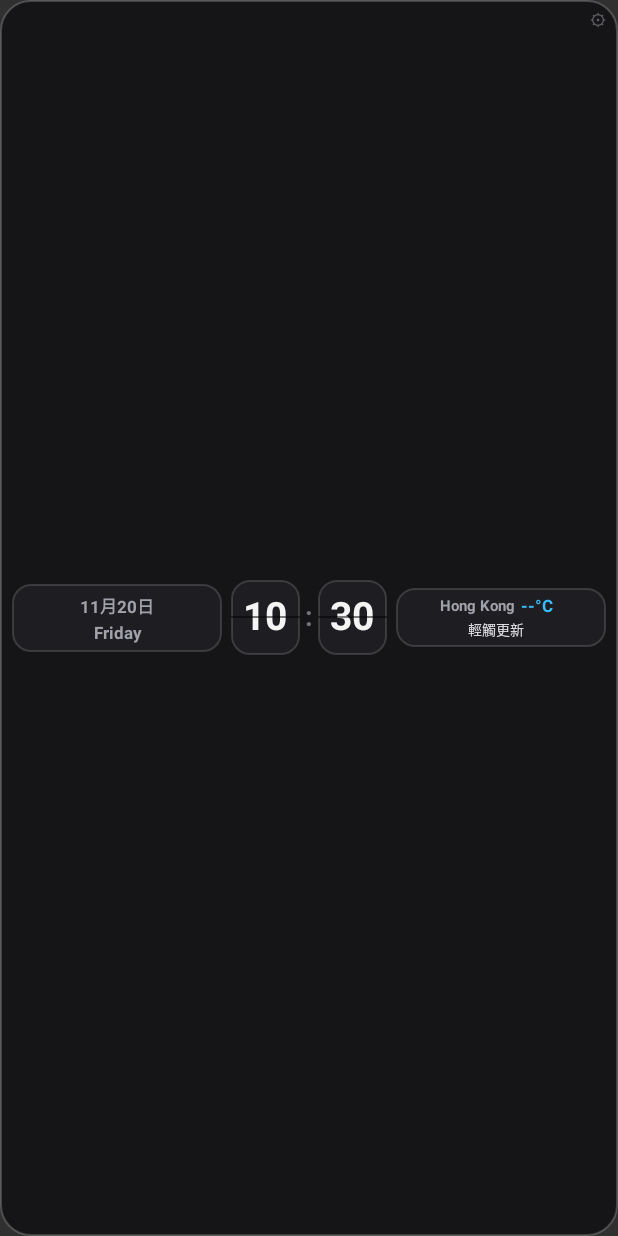
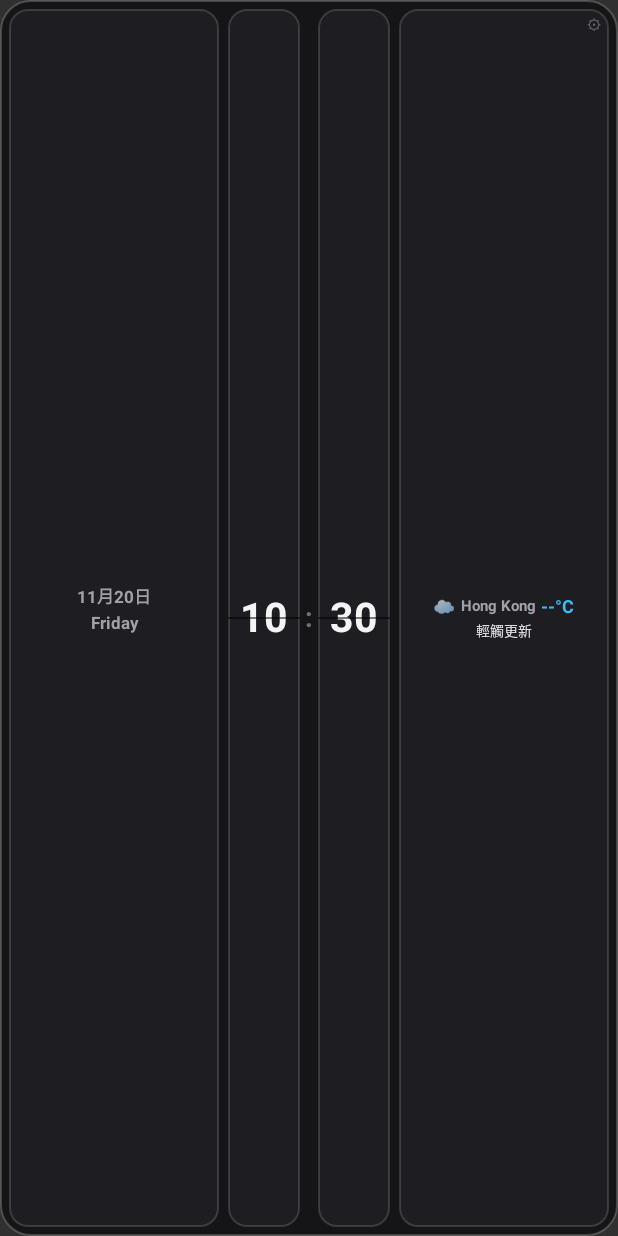
Before and after one commit to timlskforai-netizen/grok-flip-clock, an Android app built with Jetpack Compose: the layout widget_flip_clock_row.xml on its own in the app's theme, with its tools: preview values and no code run, on a phone screen of 412 x 824 dp. Run offline under Robolectric (Android 15) with nearby library versions, the phone set to English and light mode, and no system bars.

Commit message:
Refactor widget layout and update padding and sizes

```diff
--- a/app/src/main/res/layout/widget_flip_clock_row.xml
+++ b/app/src/main/res/layout/widget_flip_clock_row.xml
@@ -12,32 +12,17 @@
         android:scaleType="fitXY"
         android:src="@drawable/widget_bg" />
 
-    <!-- 右上角手動設定按鈕 -->
-    <TextView
-        android:id="@+id/widget_config_btn"
-        android:layout_width="22dp"
-        android:layout_height="22dp"
-        android:layout_gravity="top|end"
-        android:layout_margin="2dp"
-        android:gravity="center"
-        android:text="⚙"
-        android:textColor="#88A1A1AA"
-        android:textSize="11sp" />
-
     <LinearLayout
         android:layout_width="match_parent"
         android:layout_height="match_parent"
         android:gravity="center_vertical"
         android:orientation="horizontal"
-        android:paddingStart="8dp"
-        android:paddingTop="6dp"
-        android:paddingEnd="8dp"
-        android:paddingBottom="6dp">
+        android:padding="6dp">
 
-        <!-- 左欄：日期與星期（weight=1 確保時鐘精準置中） -->
+        <!-- 左欄：與時鐘等高嘅日期星期卡 -->
         <FrameLayout
             android:layout_width="0dp"
-            android:layout_height="wrap_content"
+            android:layout_height="match_parent"
             android:layout_marginEnd="6dp"
             android:layout_weight="1">
 
@@ -51,13 +36,10 @@
 
             <LinearLayout
                 android:layout_width="match_parent"
-                android:layout_height="wrap_content"
+                android:layout_height="match_parent"
                 android:gravity="center"
                 android:orientation="vertical"
-                android:paddingStart="6dp"
-                android:paddingTop="6dp"
-                android:paddingEnd="6dp"
-                android:paddingBottom="6dp">
+                android:padding="4dp">
 
                 <TextClock
                     android:id="@+id/widget_date"
@@ -71,20 +53,30 @@
                     android:textColor="#FFA1A1AA"
                     android:textSize="11sp"
                     android:textStyle="bold" />
+
+                <TextView
+                    android:id="@+id/widget_updated_at"
+                    android:layout_width="wrap_content"
+                    android:layout_height="wrap_content"
+                    android:layout_marginTop="4dp"
+                    android:includeFontPadding="false"
+                    android:text=""
+                    android:textColor="#77A1A1AA"
+                    android:textSize="8sp" />
             </LinearLayout>
         </FrameLayout>
 
-        <!-- 中央：機械翻頁鐘（時 : 分） -->
+        <!-- 中央：等高機械翻頁鐘（時 : 分） -->
         <LinearLayout
             android:id="@+id/widget_clock_container"
             android:layout_width="wrap_content"
-            android:layout_height="wrap_content"
+            android:layout_height="match_parent"
             android:gravity="center"
             android:orientation="horizontal">
 
             <FrameLayout
-                android:layout_width="46dp"
-                android:layout_height="50dp">
+                android:layout_width="48dp"
+                android:layout_height="match_parent">
 
                 <ImageView
                     android:id="@+id/widget_hour_card_bg"
@@ -103,7 +95,7 @@
                     android:gravity="center"
                     android:includeFontPadding="false"
                     android:textColor="#FFF4F4F5"
-                    android:textSize="26sp"
+                    android:textSize="27sp"
                     android:textStyle="bold" />
 
                 <ImageView
@@ -127,8 +119,8 @@
                 android:textStyle="bold" />
 
             <FrameLayout
-                android:layout_width="46dp"
-                android:layout_height="50dp">
+                android:layout_width="48dp"
+                android:layout_height="match_parent">
 
                 <ImageView
                     android:id="@+id/widget_min_card_bg"
@@ -147,7 +139,7 @@
                     android:gravity="center"
                     android:includeFontPadding="false"
                     android:textColor="#FFF4F4F5"
-                    android:textSize="26sp"
+                    android:textSize="27sp"
                     android:textStyle="bold" />
 
                 <ImageView
@@ -159,11 +151,11 @@
             </FrameLayout>
         </LinearLayout>
 
-        <!-- 右欄：實時天氣與未來每 4 小時預報（weight=1 保持左右對稱） -->
+        <!-- 右欄：與時鐘等高嘅天氣卡片 -->
         <FrameLayout
             android:id="@+id/widget_weather_bar"
             android:layout_width="0dp"
-            android:layout_height="wrap_content"
+            android:layout_height="match_parent"
             android:layout_marginStart="6dp"
             android:layout_weight="1">
 
@@ -175,17 +167,26 @@
                 android:scaleType="fitXY"
                 android:src="@drawable/widget_flip_card" />
 
+            <TextView
+                android:id="@+id/widget_config_btn"
+                android:layout_width="20dp"
+                android:layout_height="20dp"
+                android:layout_gravity="top|end"
+                android:gravity="center"
+                android:text="⚙"
+                android:textColor="#88A1A1AA"
+                android:textSize="10sp" />
+
             <LinearLayout
                 android:layout_width="match_parent"
-                android:layout_height="wrap_content"
+                android:layout_height="match_parent"
                 android:gravity="center"
                 android:orientation="vertical"
                 android:paddingStart="6dp"
-                android:paddingTop="5dp"
-                android:paddingEnd="12dp"
-                android:paddingBottom="5dp">
+                android:paddingTop="4dp"
+                android:paddingEnd="6dp"
+                android:paddingBottom="4dp">
 
-                <!-- 第一行：地區 + 氣溫 -->
                 <LinearLayout
                     android:layout_width="wrap_content"
                     android:layout_height="wrap_content"
@@ -193,9 +194,18 @@
                     android:orientation="horizontal">
 
                     <TextView
+                        android:id="@+id/widget_weather_icon"
+                        android:layout_width="wrap_content"
+                        android:layout_height="wrap_content"
+                        android:includeFontPadding="false"
+                        android:text="☁️"
+                        android:textSize="12sp" />
+
+                    <TextView
                         android:id="@+id/widget_city"
                         android:layout_width="wrap_content"
                         android:layout_height="wrap_content"
+                        android:layout_marginStart="3dp"
                         android:ellipsize="end"
                         android:includeFontPadding="false"
                         android:maxLines="1"
@@ -208,15 +218,14 @@
                         android:id="@+id/widget_temp"
                         android:layout_width="wrap_content"
                         android:layout_height="wrap_content"
-                        android:layout_marginStart="4dp"
+                        android:layout_marginStart="3dp"
                         android:includeFontPadding="false"
                         android:text="--°C"
                         android:textColor="#FF38BDF8"
-                        android:textSize="11sp"
+                        android:textSize="12sp"
                         android:textStyle="bold" />
                 </LinearLayout>
 
-                <!-- 第二行：天氣狀況 -->
                 <TextView
                     android:id="@+id/widget_condition"
                     android:layout_width="wrap_content"
@@ -229,7 +238,6 @@
                     android:textColor="#FFE4E4E7"
                     android:textSize="9.5sp" />
 
-                <!-- 第三行：未來每 4 小時預報 -->
                 <TextView
                     android:id="@+id/widget_forecast_text"
                     android:layout_width="wrap_content"
@@ -240,8 +248,22 @@
                     android:maxLines="1"
                     android:text=""
                     android:textColor="#FFA1A1AA"
-                    android:textSize="9sp"
+                    android:textSize="8.5sp"
                     android:visibility="gone" />
+
+                <LinearLayout
+                    android:id="@+id/widget_forecast_grid"
+                    android:layout_width="wrap_content"
+                    android:layout_height="wrap_content"
+                    android:visibility="gone">
+
+                    <TextView android:id="@+id/widget_fc_1_time" android:layout_width="wrap_content" android:layout_height="wrap_content" />
+                    <TextView android:id="@+id/widget_fc_1_temp" android:layout_width="wrap_content" android:layout_height="wrap_content" />
+                    <TextView android:id="@+id/widget_fc_2_time" android:layout_width="wrap_content" android:layout_height="wrap_content" />
+                    <TextView android:id="@+id/widget_fc_2_temp" android:layout_width="wrap_content" android:layout_height="wrap_content" />
+                    <TextView android:id="@+id/widget_fc_3_time" android:layout_width="wrap_content" android:layout_height="wrap_content" />
+                    <TextView android:id="@+id/widget_fc_3_temp" android:layout_width="wrap_content" android:layout_height="wrap_content" />
+                </LinearLayout>
             </LinearLayout>
         </FrameLayout>
 
```
